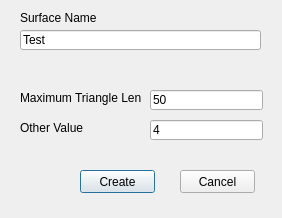
Qt form Resources/UI/CreateSurface.ui (HakanSeven12/FreeCAD-Geomatic-Workbench) before a commit.
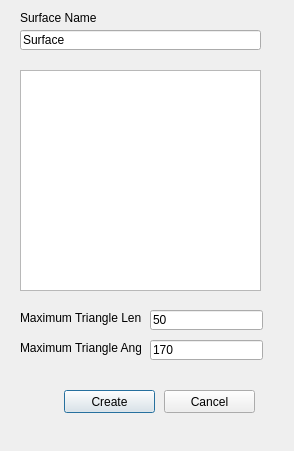
The same form after that commit.

Commit message: GUI Multiple Point Group Support

Patch:
```diff
--- a/Resources/UI/CreateSurface.ui
+++ b/Resources/UI/CreateSurface.ui
@@ -6,8 +6,8 @@
    <rect>
     <x>0</x>
     <y>0</y>
-    <width>282</width>
-    <height>218</height>
+    <width>294</width>
+    <height>451</height>
    </rect>
   </property>
   <property name="windowTitle">
@@ -17,7 +17,7 @@
    <property name="geometry">
     <rect>
      <x>20</x>
-     <y>90</y>
+     <y>310</y>
      <width>121</width>
      <height>16</height>
     </rect>
@@ -30,20 +30,20 @@
    <property name="geometry">
     <rect>
      <x>20</x>
-     <y>120</y>
-     <width>71</width>
+     <y>340</y>
+     <width>121</width>
      <height>16</height>
     </rect>
    </property>
    <property name="text">
-    <string>Other Value</string>
+    <string>Maximum Triangle Angle</string>
    </property>
   </widget>
   <widget class="QLineEdit" name="TLenghLE">
    <property name="geometry">
     <rect>
      <x>150</x>
-     <y>90</y>
+     <y>310</y>
      <width>113</width>
      <height>20</height>
     </rect>
@@ -56,21 +56,21 @@
    <property name="geometry">
     <rect>
      <x>150</x>
-     <y>120</y>
+     <y>340</y>
      <width>113</width>
      <height>20</height>
     </rect>
    </property>
    <property name="text">
-    <string>4</string>
+    <string>170</string>
    </property>
   </widget>
   <widget class="QPushButton" name="CreateB">
    <property name="geometry">
     <rect>
-     <x>80</x>
-     <y>170</y>
-     <width>75</width>
+     <x>64</x>
+     <y>390</y>
+     <width>91</width>
      <height>23</height>
     </rect>
    </property>
@@ -81,9 +81,9 @@
   <widget class="QPushButton" name="CancelB">
    <property name="geometry">
     <rect>
-     <x>180</x>
-     <y>170</y>
-     <width>75</width>
+     <x>164</x>
+     <y>390</y>
+     <width>91</width>
      <height>23</height>
     </rect>
    </property>
@@ -101,7 +101,7 @@
     </rect>
    </property>
    <property name="text">
-    <string>Test</string>
+    <string>Surface</string>
    </property>
   </widget>
   <widget class="QLabel" name="SurfaceNameL">
@@ -117,6 +117,25 @@
     <string>Surface Name</string>
    </property>
   </widget>
+  <widget class="QListView" name="PointGroupsLV">
+   <property name="geometry">
+    <rect>
+     <x>20</x>
+     <y>70</y>
+     <width>241</width>
+     <height>221</height>
+    </rect>
+   </property>
+   <property name="editTriggers">
+    <set>QAbstractItemView::NoEditTriggers</set>
+   </property>
+   <property name="selectionMode">
+    <enum>QAbstractItemView::MultiSelection</enum>
+   </property>
+   <property name="selectionBehavior">
+    <enum>QAbstractItemView::SelectRows</enum>
+   </property>
+  </widget>
  </widget>
  <resources/>
  <connections/>
```
